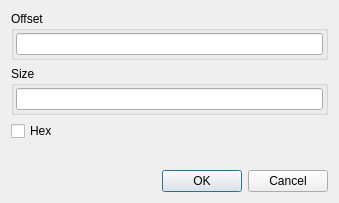
Before: the Qt Designer form dialogremove.ui in horsicq/FormatDialogs, drawn with Qt 5.
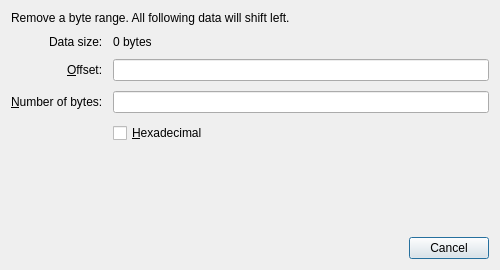
After: the same form once the commit is applied. Custom widgets are drawn as their Qt base class.

Commit message: refactor: update dialog classes with improved UI and logic

The edit to the form file:
```diff
--- a/dialogremove.ui
+++ b/dialogremove.ui
@@ -9,10 +9,16 @@
    <rect>
     <x>0</x>
     <y>0</y>
-    <width>339</width>
-    <height>203</height>
+    <width>500</width>
+    <height>270</height>
    </rect>
   </property>
+  <property name="minimumSize">
+   <size>
+    <width>440</width>
+    <height>0</height>
+   </size>
+  </property>
   <property name="windowTitle">
    <string>Remove</string>
   </property>
@@ -20,127 +26,140 @@
    <bool>true</bool>
   </property>
   <layout class="QVBoxLayout" name="verticalLayout">
+   <property name="spacing">
+    <number>10</number>
+   </property>
    <item>
-    <widget class="QGroupBox" name="groupBoxOffset">
-     <property name="title">
-      <string>Offset</string>
+    <widget class="QLabel" name="labelInstruction">
+     <property name="text">
+      <string>Remove a byte range. All following data will shift left.</string>
      </property>
-     <layout class="QHBoxLayout" name="horizontalLayout_5">
-      <property name="spacing">
-       <number>6</number>
-      </property>
-      <property name="leftMargin">
-       <number>2</number>
-      </property>
-      <property name="topMargin">
-       <number>2</number>
-      </property>
-      <property name="rightMargin">
-       <number>2</number>
-      </property>
-      <property name="bottomMargin">
-       <number>2</number>
-      </property>
-      <item>
-       <widget class="XLineEditHEX" name="lineEditOffset"/>
-      </item>
-     </layout>
-    </widget>
-   </item>
-   <item>
-    <widget class="QGroupBox" name="groupBoxSize">
-     <property name="title">
-      <string>Size</string>
+     <property name="wordWrap">
+      <bool>true</bool>
      </property>
-     <layout class="QHBoxLayout" name="horizontalLayout_2">
-      <property name="spacing">
-       <number>6</number>
-      </property>
-      <property name="leftMargin">
-       <number>2</number>
-      </property>
-      <property name="topMargin">
-       <number>2</number>
-      </property>
-      <property name="rightMargin">
-       <number>2</number>
-      </property>
-      <property name="bottomMargin">
-       <number>2</number>
-      </property>
-      <item>
-       <widget class="XLineEditHEX" name="lineEditSize"/>
-      </item>
-     </layout>
     </widget>
    </item>
    <item>
-    <layout class="QHBoxLayout" name="horizontalLayout_3">
-     <item>
+    <layout class="QFormLayout" name="formLayout">
+     <property name="fieldGrowthPolicy">
+      <enum>QFormLayout::AllNonFixedFieldsGrow</enum>
+     </property>
+     <property name="labelAlignment">
+      <set>Qt::AlignRight|Qt::AlignTrailing|Qt::AlignVCenter</set>
+     </property>
+     <item row="0" column="0">
+      <widget class="QLabel" name="labelDataSize">
+       <property name="text">
+        <string>Data size:</string>
+       </property>
+      </widget>
+     </item>
+     <item row="0" column="1">
+      <widget class="QLabel" name="labelDataSizeValue">
+       <property name="text">
+        <string>0 bytes</string>
+       </property>
+       <property name="textInteractionFlags">
+        <set>Qt::TextSelectableByKeyboard|Qt::TextSelectableByMouse</set>
+       </property>
+      </widget>
+     </item>
+     <item row="1" column="0">
+      <widget class="QLabel" name="labelOffset">
+       <property name="text">
+        <string>&amp;Offset:</string>
+       </property>
+       <property name="buddy">
+        <cstring>lineEditOffset</cstring>
+       </property>
+      </widget>
+     </item>
+     <item row="1" column="1">
+      <widget class="XLineEditHEX" name="lineEditOffset">
+       <property name="accessibleName">
+        <string>Removal start offset</string>
+       </property>
+       <property name="alignment">
+        <set>Qt::AlignRight|Qt::AlignTrailing|Qt::AlignVCenter</set>
+       </property>
+      </widget>
+     </item>
+     <item row="2" column="0">
+      <widget class="QLabel" name="labelSize">
+       <property name="text">
+        <string>&amp;Number of bytes:</string>
+       </property>
+       <property name="buddy">
+        <cstring>lineEditSize</cstring>
+       </property>
+      </widget>
+     </item>
+     <item row="2" column="1">
+      <widget class="XLineEditHEX" name="lineEditSize">
+       <property name="accessibleName">
+        <string>Number of bytes to remove</string>
+       </property>
+       <property name="alignment">
+        <set>Qt::AlignRight|Qt::AlignTrailing|Qt::AlignVCenter</set>
+       </property>
+      </widget>
+     </item>
+     <item row="3" column="1">
       <widget class="QCheckBox" name="checkBoxHex">
        <property name="text">
-        <string>Hex</string>
+        <string>&amp;Hexadecimal</string>
        </property>
-      </widget>
-     </item>
-     <item>
-      <widget class="QLabel" name="labelStatus">
-       <property name="sizePolicy">
-        <sizepolicy hsizetype="Expanding" vsizetype="Preferred">
-         <horstretch>0</horstretch>
-         <verstretch>0</verstretch>
-        </sizepolicy>
-       </property>
-       <property name="text">
-        <string/>
+       <property name="toolTip">
+        <string>Show and enter offsets and sizes in hexadecimal</string>
        </property>
       </widget>
      </item>
     </layout>
    </item>
+   <item>
+    <widget class="QLabel" name="labelStatus">
+     <property name="minimumSize">
+      <size>
+       <width>0</width>
+       <height>46</height>
+      </size>
+     </property>
+     <property name="text">
+      <string/>
+     </property>
+     <property name="wordWrap">
+      <bool>true</bool>
+     </property>
+     <property name="textInteractionFlags">
+      <set>Qt::TextSelectableByKeyboard|Qt::TextSelectableByMouse</set>
+     </property>
+    </widget>
+   </item>
    <item>
     <spacer name="verticalSpacer">
      <property name="orientation">
       <enum>Qt::Vertical</enum>
      </property>
+     <property name="sizeType">
+      <enum>QSizePolicy::Expanding</enum>
+     </property>
      <property name="sizeHint" stdset="0">
       <size>
-       <width>20</width>
-       <height>40</height>
+       <width>0</width>
+       <height>0</height>
       </size>
      </property>
     </spacer>
    </item>
    <item>
-    <layout class="QHBoxLayout" name="horizontalLayout">
-     <item>
-      <spacer name="horizontalSpacer">
-       <property name="orientation">
-        <enum>Qt::Horizontal</enum>
-       </property>
-       <property name="sizeHint" stdset="0">
-        <size>
-         <width>40</width>
-         <height>20</height>
-        </size>
-       </property>
-      </spacer>
-     </item>
-     <item>
-      <widget class="QPushButton" name="pushButtonOK">
-       <property name="text">
-        <string>OK</string>
-       </property>
-      </widget>
-     </item>
-     <item>
-      <widget class="QPushButton" name="pushButtonCancel">
-       <property name="text">
-        <string>Cancel</string>
-       </property>
-      </widget>
-     </item>
-    </layout>
+    <widget class="QDialogButtonBox" name="buttonBox">
+     <property name="orientation">
+      <enum>Qt::Horizontal</enum>
+     </property>
+     <property name="standardButtons">
+      <set>QDialogButtonBox::Cancel</set>
+     </property>
+    </widget>
    </item>
   </layout>
  </widget>
```
Left out of the diff: 14 changed lines with no effect on the pictures. The commit also changes 13 other files.
